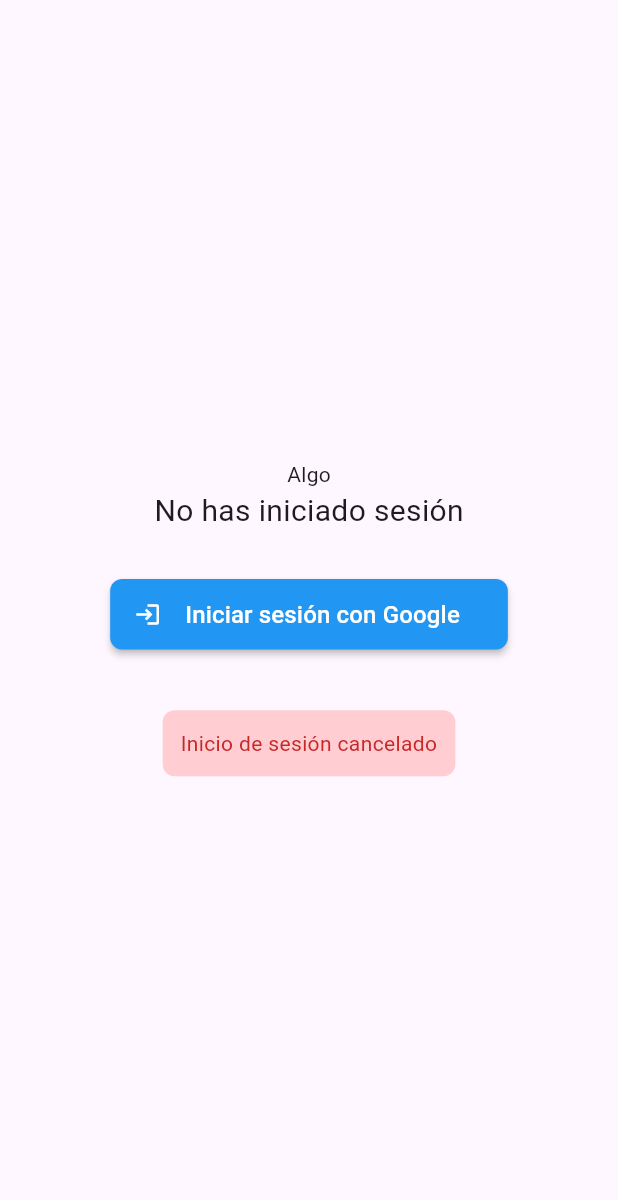
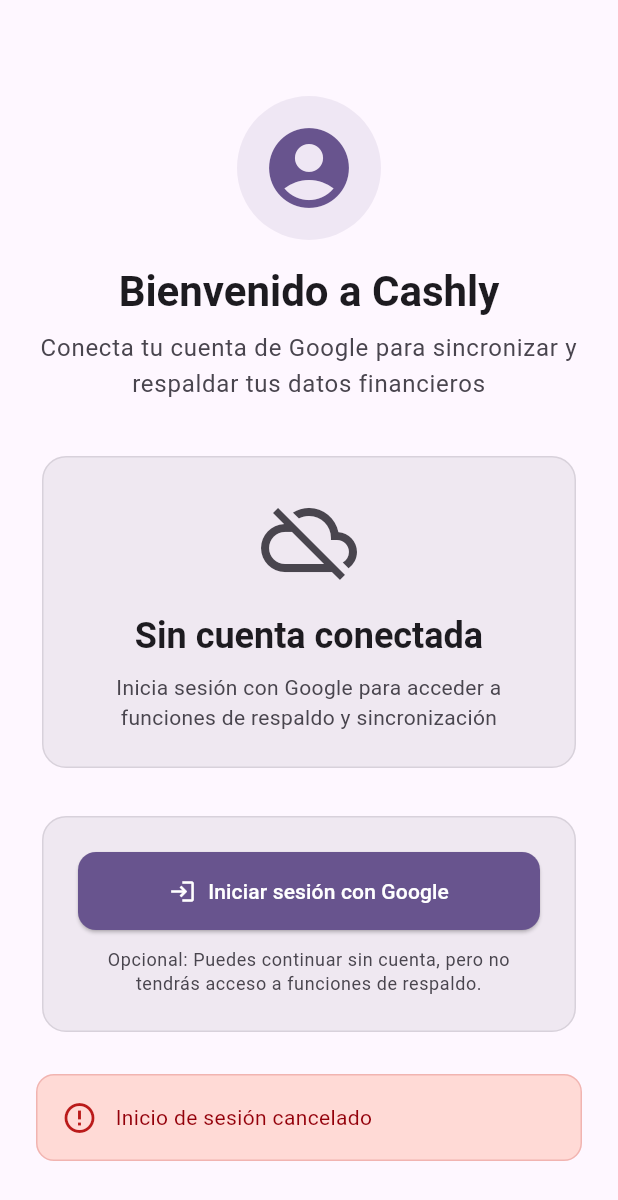
Before and after one commit to enekor/Gastoscopio, a Flutter app: the GoogleLoginScreen screen opened directly with empty values, after a tap on "Iniciar sesión con Google", on a phone screen of 412 x 824 dp. Shown: the top 1200 px of the screen. Run offline on Flutter 3.47's test engine with Material 3 defaults, Android fonts, the phone set to English and light mode, and no system bars; drawn by our look-alikes of dynamic_color; our stand-ins replace carousel_slider, dropdown_button2, file_picker, firebase_core, fl_chart, floor and 7 more; missing offline and left inert: googleapis, svg_flutter; accounts and stored records are empty; generated files the repository leaves out were written again.

Commit message:
nueva pantalla de login

```diff
--- a/lib/modules/settings.dart/widgets/apikey-generator.dart
+++ b/lib/modules/settings.dart/widgets/apikey-generator.dart
@@ -178,8 +178,7 @@ class _ApiKeyGeneratorState extends State<ApiKeyGenerator> {
                   onPressed: () async {
                     await SharedPreferencesService().setStringValue(
                       SharedPreferencesKeys.apiKey,
-                      //_apiKeyController.text,
-                      'AIzaSyBuQtTiEEyB6MrJPrdV4PqG-STYj4_PIzM',
+                      _apiKeyController.text,
                     );
 
                     // Inicializar Gemini con la nueva API Key
--- a/lib/onboarding/screens/import_from_gastoscopio.dart
+++ b/lib/onboarding/screens/import_from_gastoscopio.dart
@@ -275,7 +275,7 @@ class _ImportFromGastoscopioScreenState
                   return ListTile(
                     title: Text(fixedMovement.description),
                     subtitle: Text(
-                      'Mes ID: ${fixedMovement.monthId} | Día: ${fixedMovement.day} | '
+                      'Día: ${fixedMovement.day} | '
                       'Categoría: ${fixedMovement.category ?? "Sin categoría"}',
                     ),
                     trailing: Text(
--- a/lib/onboarding/screens/login.dart
+++ b/lib/onboarding/screens/login.dart
@@ -1,16 +1,14 @@
-// lib/screens/google_login_screen.dart
-
 import 'package:cashly/data/services/login_service.dart';
 import 'package:flutter/material.dart';
 import 'package:google_sign_in/google_sign_in.dart';
 
 class GoogleLoginScreen extends StatefulWidget {
+  const GoogleLoginScreen({super.key, required this.onLoginOk});
+
+  final Function() onLoginOk;
+
   @override
-  _GoogleLoginScreenState createState() => _GoogleLoginScreenState();
-
-  const GoogleLoginScreen({Key? key, required this.onLoginOk})
-    : super(key: key);
-  final Function() onLoginOk;
+  State<GoogleLoginScreen> createState() => _GoogleLoginScreenState();
 }
 
 class _GoogleLoginScreenState extends State<GoogleLoginScreen> {
@@ -81,126 +79,292 @@ class _GoogleLoginScreenState extends State<GoogleLoginScreen> {
 
   @override
   Widget build(BuildContext context) {
-    return Center(
+    return Scaffold(
+      body: SafeArea(
         child: Padding(
-        padding: const EdgeInsets.all(20.0),
+          padding: const EdgeInsets.all(24.0),
           child: Column(
-          mainAxisAlignment: MainAxisAlignment.center,
             children: [
-            Text(_currentUser?.displayName ?? 'Algo'),
-            // Estado del usuario (conectado/desconectado)
-            _currentUser != null
-                ? Column(
+              const SizedBox(height: 40),
+              // Header con logo y título
+              _buildHeader(context),
+              const SizedBox(height: 32),
+
+              Expanded(
+                child: SingleChildScrollView(
+                  child: Column(
                     children: [
-                    CircleAvatar(
-                      backgroundImage: NetworkImage(
-                        _currentUser!.photoUrl ?? '',
-                      ),
-                      radius: 30,
-                      backgroundColor: Colors.grey[200],
-                      child:
-                          _currentUser!.photoUrl == null
-                              ? Icon(Icons.person, size: 30, color: Colors.grey)
-                              : null,
-                    ),
-                    SizedBox(height: 8),
-                    Text('Conectado como:', style: TextStyle(fontSize: 16)),
-                    Text(
-                      _currentUser!.displayName ?? 'Usuario',
-                      style: TextStyle(
-                        fontSize: 20,
-                        fontWeight: FontWeight.bold,
-                      ),
-                    ),
-                    Text(
-                      _currentUser!.email,
-                      style: TextStyle(fontSize: 16, color: Colors.grey[600]),
-                    ),
+                      // Card principal de información de usuario
+                      _buildUserCard(context),
+                      const SizedBox(height: 24),
+
+                      // Card de acciones
+                      _buildActionsCard(context),
+                      const SizedBox(height: 24),
+
+                      // Mensaje de estado si existe
+                      if (_statusMessage.isNotEmpty)
+                        _buildStatusMessage(context),
+
+                      // Indicador de carga
+                      if (_isLoading) ...[
+                        const SizedBox(height: 24),
+                        const CircularProgressIndicator(),
                       ],
-                )
-                : Text(
-                  'No has iniciado sesión',
-                  style: TextStyle(fontSize: 20),
-                ),
-
-            SizedBox(height: 30),
-
-            // Botón de inicio de sesión con Google
-            if (_currentUser == null)
-              ElevatedButton.icon(
-                onPressed: _isLoading ? null : _handleSignIn,
-                icon: Icon(Icons.login),
-                label: Padding(
-                  padding: EdgeInsets.symmetric(vertical: 12, horizontal: 8),
-                  child: Text(
-                    'Iniciar sesión con Google',
-                    style: TextStyle(fontSize: 16),
-                  ),
-                ),
-                style: ElevatedButton.styleFrom(
-                  backgroundColor: Colors.blue,
-                  foregroundColor: Colors.white,
-                  elevation: 2,
-                  shape: RoundedRectangleBorder(
-                    borderRadius: BorderRadius.circular(8),
+                    ],
                   ),
                 ),
               ),
-
-            // Botón para cerrar sesión
-            if (_currentUser != null)
-              ElevatedButton.icon(
-                onPressed: _isLoading ? null : _handleSignOut,
-                icon: Icon(Icons.logout),
-                label: Text('Cerrar sesión'),
-                style: ElevatedButton.styleFrom(
-                  backgroundColor: Colors.red[700],
-                  foregroundColor: Colors.white,
+            ],
           ),
         ),
+      ),
+    );
+  }
 
-            SizedBox(height: 20),
-
-            // Botón para ir a la pantalla de respaldos (solo si está conectado)
-            if (_currentUser != null)
-              ElevatedButton.icon(
-                onPressed: widget.onLoginOk,
-                icon: Icon(Icons.navigate_next_rounded),
-                label: Text('Siguiente paso'),
-                style: ElevatedButton.styleFrom(
-                  backgroundColor: Colors.blue,
-                  foregroundColor: Colors.white,
+  Widget _buildHeader(BuildContext context) {
+    return Column(
+      children: [
+        // Logo
+        Container(
+          padding: const EdgeInsets.all(16),
+          decoration: BoxDecoration(
+            color: Theme.of(context).colorScheme.primary.withAlpha(25),
+            shape: BoxShape.circle,
+          ),
+          child: Icon(
+            Icons.account_circle,
+            size: 64,
+            color: Theme.of(context).colorScheme.primary,
           ),
         ),
-
-            SizedBox(height: 20),
-
-            // Mensaje de estado
-            if (_statusMessage.isNotEmpty)
-              Container(
-                padding: EdgeInsets.all(12),
-                decoration: BoxDecoration(
-                  color: _isError ? Colors.red[100] : Colors.green[100],
-                  borderRadius: BorderRadius.circular(8),
+        const SizedBox(height: 16),
+        Text(
+          'Bienvenido a Cashly',
+          style: Theme.of(
+            context,
+          ).textTheme.headlineMedium?.copyWith(fontWeight: FontWeight.bold),
+          textAlign: TextAlign.center,
         ),
-                child: Text(
-                  _statusMessage,
-                  style: TextStyle(
-                    color: _isError ? Colors.red[800] : Colors.green[800],
+        const SizedBox(height: 8),
+        Text(
+          'Conecta tu cuenta de Google para sincronizar y respaldar tus datos financieros',
+          style: Theme.of(context).textTheme.bodyLarge?.copyWith(
+            color: Theme.of(context).colorScheme.onSurfaceVariant,
           ),
           textAlign: TextAlign.center,
         ),
+      ],
+    );
+  }
+
+  Widget _buildUserCard(BuildContext context) {
+    return Card(
+      color: Theme.of(context).colorScheme.secondary.withAlpha(25),
+      elevation: 0,
+      shape: RoundedRectangleBorder(
+        borderRadius: BorderRadius.circular(16),
+        side: BorderSide(
+          color: Theme.of(context).colorScheme.outline.withAlpha(50),
         ),
-
-            // Indicador de carga
-            if (_isLoading)
-              Padding(
-                padding: const EdgeInsets.only(top: 16.0),
-                child: CircularProgressIndicator(),
       ),
+      child: Padding(
+        padding: const EdgeInsets.all(24),
+        child: Column(
+          children: [
+            if (_currentUser != null) ...[
+              // Usuario conectado
+              CircleAvatar(
+                backgroundImage:
+                    _currentUser!.photoUrl != null
+                        ? NetworkImage(_currentUser!.photoUrl!)
+                        : null,
+                radius: 40,
+                backgroundColor: Theme.of(
+                  context,
+                ).colorScheme.primary.withAlpha(25),
+                child:
+                    _currentUser!.photoUrl == null
+                        ? Icon(
+                          Icons.person,
+                          size: 40,
+                          color: Theme.of(context).colorScheme.primary,
+                        )
+                        : null,
+              ),
+              const SizedBox(height: 16),
+              Row(
+                children: [
+                  Icon(Icons.check_circle, color: Colors.green, size: 20),
+                  const SizedBox(width: 8),
+                  Text(
+                    'Conectado correctamente',
+                    style: Theme.of(context).textTheme.bodyMedium?.copyWith(
+                      color: Colors.green,
+                      fontWeight: FontWeight.w500,
+                    ),
+                  ),
+                ],
+              ),
+              const SizedBox(height: 12),
+              Text(
+                _currentUser!.displayName ?? 'Usuario',
+                style: Theme.of(context).textTheme.headlineSmall?.copyWith(
+                  fontWeight: FontWeight.bold,
+                ),
+                textAlign: TextAlign.center,
+              ),
+              const SizedBox(height: 4),
+              Text(
+                _currentUser!.email,
+                style: Theme.of(context).textTheme.bodyMedium?.copyWith(
+                  color: Theme.of(context).colorScheme.onSurfaceVariant,
+                ),
+                textAlign: TextAlign.center,
+              ),
+            ] else ...[
+              // Sin usuario conectado
+              Icon(
+                Icons.cloud_off,
+                size: 64,
+                color: Theme.of(context).colorScheme.onSurfaceVariant,
+              ),
+              const SizedBox(height: 16),
+              Text(
+                'Sin cuenta conectada',
+                style: Theme.of(context).textTheme.headlineSmall?.copyWith(
+                  fontWeight: FontWeight.bold,
+                ),
+                textAlign: TextAlign.center,
+              ),
+              const SizedBox(height: 8),
+              Text(
+                'Inicia sesión con Google para acceder a funciones de respaldo y sincronización',
+                style: Theme.of(context).textTheme.bodyMedium?.copyWith(
+                  color: Theme.of(context).colorScheme.onSurfaceVariant,
+                ),
+                textAlign: TextAlign.center,
+              ),
+            ],
           ],
         ),
       ),
     );
   }
+
+  Widget _buildActionsCard(BuildContext context) {
+    return Card(
+      color: Theme.of(context).colorScheme.secondary.withAlpha(25),
+      elevation: 0,
+      shape: RoundedRectangleBorder(
+        borderRadius: BorderRadius.circular(16),
+        side: BorderSide(
+          color: Theme.of(context).colorScheme.outline.withAlpha(50),
+        ),
+      ),
+      child: Padding(
+        padding: const EdgeInsets.all(24),
+        child: Column(
+          crossAxisAlignment: CrossAxisAlignment.stretch,
+          children: [
+            if (_currentUser == null) ...[
+              // Botón de inicio de sesión
+              ElevatedButton.icon(
+                onPressed: _isLoading ? null : _handleSignIn,
+                icon: const Icon(Icons.login),
+                label: const Text('Iniciar sesión con Google'),
+                style: ElevatedButton.styleFrom(
+                  backgroundColor: Theme.of(context).colorScheme.primary,
+                  foregroundColor: Theme.of(context).colorScheme.onPrimary,
+                  padding: const EdgeInsets.symmetric(vertical: 16),
+                  shape: RoundedRectangleBorder(
+                    borderRadius: BorderRadius.circular(12),
+                  ),
+                ),
+              ),
+              const SizedBox(height: 12),
+              Text(
+                'Opcional: Puedes continuar sin cuenta, pero no tendrás acceso a funciones de respaldo.',
+                style: Theme.of(context).textTheme.bodySmall?.copyWith(
+                  color: Theme.of(context).colorScheme.onSurfaceVariant,
+                ),
+                textAlign: TextAlign.center,
+              ),
+            ] else ...[
+              // Opciones cuando está conectado
+              ElevatedButton.icon(
+                onPressed: widget.onLoginOk,
+                icon: const Icon(Icons.navigate_next),
+                label: const Text('Continuar al siguiente paso'),
+                style: ElevatedButton.styleFrom(
+                  backgroundColor: Theme.of(context).colorScheme.primary,
+                  foregroundColor: Theme.of(context).colorScheme.onPrimary,
+                  padding: const EdgeInsets.symmetric(vertical: 16),
+                  shape: RoundedRectangleBorder(
+                    borderRadius: BorderRadius.circular(12),
+                  ),
+                ),
+              ),
+              const SizedBox(height: 16),
+              OutlinedButton.icon(
+                onPressed: _isLoading ? null : _handleSignOut,
+                icon: const Icon(Icons.logout),
+                label: const Text('Cerrar sesión'),
+                style: OutlinedButton.styleFrom(
+                  foregroundColor: Theme.of(context).colorScheme.error,
+                  side: BorderSide(color: Theme.of(context).colorScheme.error),
+                  padding: const EdgeInsets.symmetric(vertical: 16),
+                  shape: RoundedRectangleBorder(
+                    borderRadius: BorderRadius.circular(12),
+                  ),
+                ),
+              ),
+            ],
+          ],
+        ),
+      ),
+    );
   }
+
+  Widget _buildStatusMessage(BuildContext context) {
+    return Container(
+      padding: const EdgeInsets.all(16),
+      decoration: BoxDecoration(
+        color:
+            _isError
+                ? Theme.of(context).colorScheme.errorContainer
+                : Theme.of(context).colorScheme.primaryContainer,
+        borderRadius: BorderRadius.circular(12),
+        border: Border.all(
+          color:
+              _isError
+                  ? Theme.of(context).colorScheme.error.withAlpha(50)
+                  : Theme.of(context).colorScheme.primary.withAlpha(50),
+        ),
+      ),
+      child: Row(
+        children: [
+          Icon(
+            _isError ? Icons.error_outline : Icons.check_circle_outline,
+            color:
+                _isError
+                    ? Theme.of(context).colorScheme.error
+                    : Theme.of(context).colorScheme.primary,
+          ),
+          const SizedBox(width: 12),
+          Expanded(
+            child: Text(
+              _statusMessage,
+              style: Theme.of(context).textTheme.bodyMedium?.copyWith(
+                color:
+                    _isError
+                        ? Theme.of(context).colorScheme.onErrorContainer
+                        : Theme.of(context).colorScheme.onPrimaryContainer,
+              ),
+            ),
+          ),
+        ],
+      ),
+    );
+  }
+}
```
Lines whose indentation alone changed are shown as unchanged.
